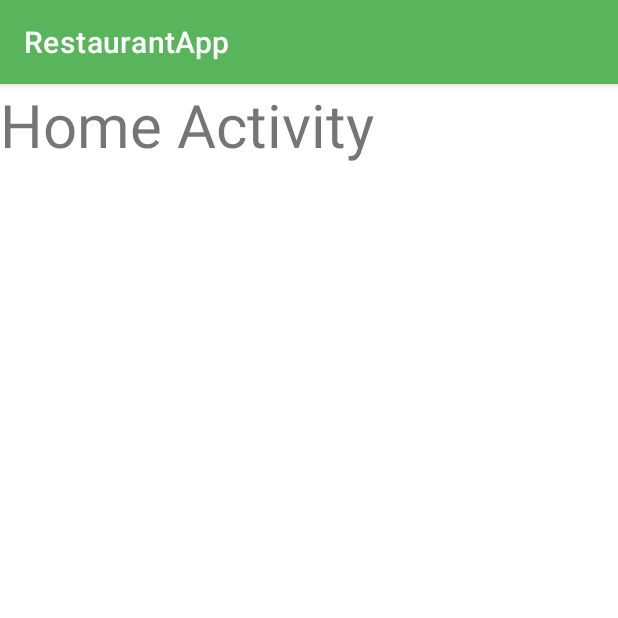
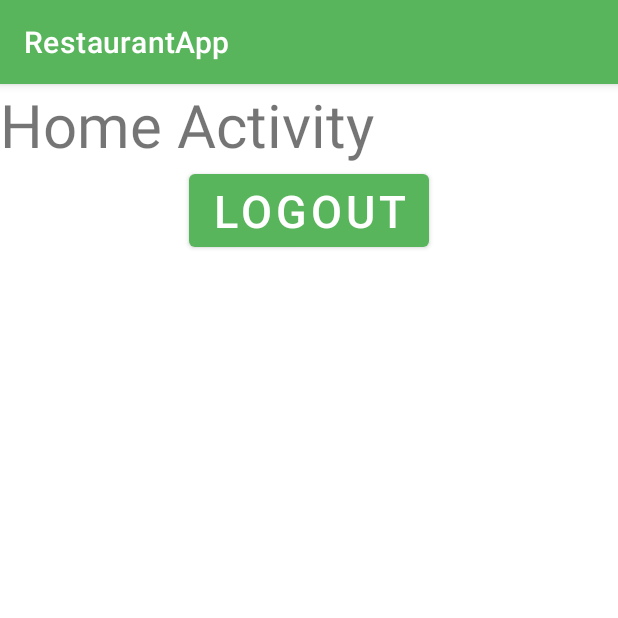
Before and after one commit to MarianaCarlo/RestaurantAppPG, an Android app: the HomeActivity screen opened directly, with no data from a screen before it, on a phone screen of 412 x 824 dp, the top half of it. Run offline under Robolectric (Android 15) with nearby library versions, the phone set to English and light mode, and no system bars; our stand-ins replace Firebase (no records; nobody signed in at launch, a user with empty details on screens opened directly).

Commit message:
logout user

```diff
--- a/app/src/main/java/com/example/restaurantapp/HomeActivity.java
+++ b/app/src/main/java/com/example/restaurantapp/HomeActivity.java
@@ -2,13 +2,31 @@ package com.example.restaurantapp;
 
 import androidx.appcompat.app.AppCompatActivity;
 
+import android.content.Intent;
 import android.os.Bundle;
+import android.view.View;
+import android.widget.Button;
+
+import com.google.firebase.auth.FirebaseAuth;
 
 public class HomeActivity extends AppCompatActivity {
+
+    private Button buttonLogout;
 
     @Override
     protected void onCreate(Bundle savedInstanceState) {
         super.onCreate(savedInstanceState);
         setContentView(R.layout.activity_home);
+
+        buttonLogout = findViewById(R.id.sendLogout);
+
+        buttonLogout.setOnClickListener(new View.OnClickListener() {
+            @Override
+            public void onClick(View v) {
+                FirebaseAuth.getInstance().signOut();
+                Intent intent = new Intent(HomeActivity.this, MainActivity.class);
+                startActivity(intent);
+            }
+        });
     }
 }
--- a/app/src/main/res/layout/activity_home.xml
+++ b/app/src/main/res/layout/activity_home.xml
@@ -10,6 +10,16 @@
         android:layout_width="wrap_content"
         android:layout_height="wrap_content"
         android:text="Home Activity"
-        android:textSize="40dp"/>
+        android:textSize="40dp"
+        android:id="@+id/tittleHome"/>
+
+    <Button
+        android:layout_width="wrap_content"
+        android:layout_height="wrap_content"
+        android:text="LOGOUT"
+        android:layout_below="@+id/tittleHome"
+        android:textSize="30dp"
+        android:layout_centerInParent="true"
+        android:id="@+id/sendLogout"/>
 
 </RelativeLayout>
```
